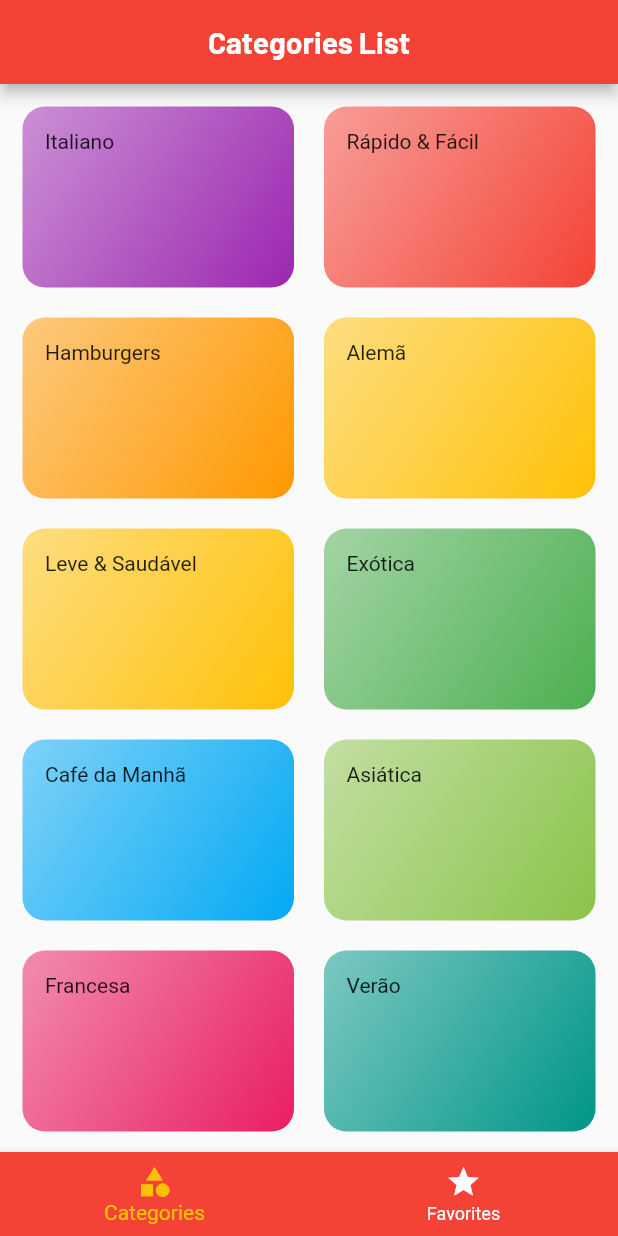
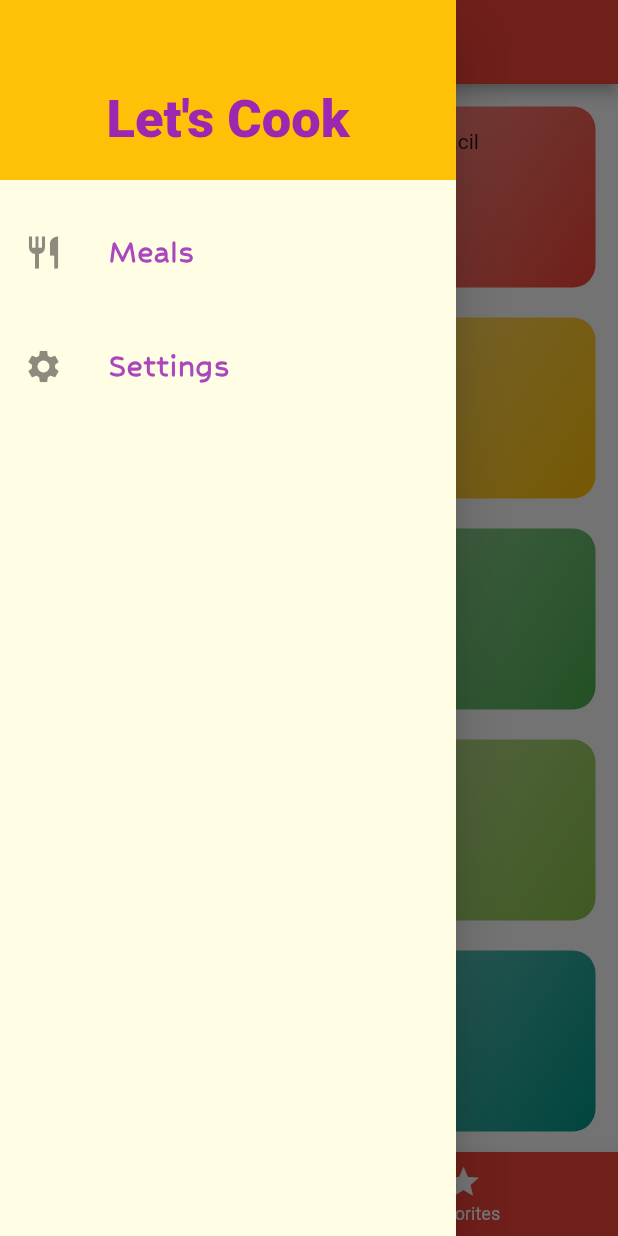
Before and after one commit to cadumeneses/lets_cook, a Flutter app: the screen it shows after launch, with the side drawer open (before the commit the screen has no drawer), on a phone screen of 412 x 824 dp. Run offline on Flutter 3.47's test engine with Material 2 defaults, Android fonts, the phone set to English and light mode, and no system bars.

Commit message:
feat: add drawer and new page seetings

```diff
--- /dev/null
+++ b/lib/components/drawer_item.dart
@@ -0,0 +1,61 @@
+import 'package:flutter/material.dart';
+import 'package:lets_cook/utils/app_routes.dart';
+
+class DrawerItem extends StatelessWidget {
+  const DrawerItem({Key? key}) : super(key: key);
+
+  Widget _createItem(IconData icon, String label, Function() onTap) {
+    return ListTile(
+      leading: Icon(
+        icon,
+        size: 26,
+      ),
+      title: Text(
+        label,
+        style: TextStyle(
+            fontFamily: 'Hubballi',
+            fontSize: 24,
+            fontWeight: FontWeight.bold,
+            color: Colors.purple.shade400),
+      ),
+      onTap: onTap,
+    );
+  }
+
+  @override
+  Widget build(BuildContext context) {
+    return Drawer(
+      child: Column(
+        children: [
+          Container(
+            height: 120,
+            width: double.infinity,
+            padding: const EdgeInsets.all(20),
+            color: Theme.of(context).colorScheme.tertiary,
+            alignment: Alignment.bottomCenter,
+            child: Text(
+              'Let\'s Cook',
+              style: TextStyle(
+                  fontWeight: FontWeight.w900,
+                  fontSize: 35,
+                  color: Theme.of(context).colorScheme.secondary),
+            ),
+          ),
+          const SizedBox(height: 20),
+          _createItem(
+            Icons.restaurant,
+            'Meals',
+            () => Navigator.of(context).pushReplacementNamed(AppRoutes.home),
+          ),
+          const SizedBox(height: 20),
+          _createItem(
+            Icons.settings,
+            'Settings',
+            () =>
+                Navigator.of(context).pushReplacementNamed(AppRoutes.settings),
+          ),
+        ],
+      ),
+    );
+  }
+}
--- a/lib/main.dart
+++ b/lib/main.dart
@@ -1,9 +1,12 @@
 import 'package:flutter/material.dart';
-import 'package:lets_cook/pages/tabs_page.dart';
+
+import 'utils/app_routes.dart';
+
+import 'pages/settings_page.dart';
+import 'pages/tabs_page.dart';
 import 'pages/categories_meals_page.dart';
 import 'pages/categories_page.dart';
 import 'pages/meal_detail_page.dart';
-import 'utils/app_routes.dart';
 
 void main() {
   runApp(const MyApp());
@@ -40,6 +43,7 @@ class MyApp extends StatelessWidget {
         AppRoutes.home: (ctx) => const TabsPage(),
         AppRoutes.categoriesMeals: (ctx) => const CategoriesMealsPage(),
         AppRoutes.mealsDetail: (ctx) => const MealDetailPage(),
+        AppRoutes.settings: (ctx) => const SettingsPage(),
       },
       onUnknownRoute: (settings) {
         return MaterialPageRoute(
--- /dev/null
+++ b/lib/pages/settings_page.dart
@@ -0,0 +1,19 @@
+import 'package:flutter/material.dart';
+import 'package:lets_cook/components/drawer_item.dart';
+
+class SettingsPage extends StatelessWidget {
+  const SettingsPage({Key? key}) : super(key: key);
+
+  @override
+  Widget build(BuildContext context) {
+    return Scaffold(
+      appBar: AppBar(
+        title: const Text('Settings'),
+      ),
+      drawer: const DrawerItem(),
+      body: const Center(
+        child: Text('Settings'),
+      ),
+    );
+  }
+}
--- a/lib/pages/tabs_page.dart
+++ b/lib/pages/tabs_page.dart
@@ -1,4 +1,5 @@
 import 'package:flutter/material.dart';
+import 'package:lets_cook/components/drawer_item.dart';
 import 'categories_page.dart';
 import 'favorite_meal_page.dart';
 
@@ -30,6 +31,7 @@ class _TabsPageState extends State<TabsPage> {
           child: Text(_pages[_selectedIndex]['title'] as String),
         ),
       ),
+      drawer: DrawerItem(),
       body: _pages[_selectedIndex]['page'] as Widget,
       bottomNavigationBar: BottomNavigationBar(
         onTap: _selectPage,
--- a/lib/utils/app_routes.dart
+++ b/lib/utils/app_routes.dart
@@ -2,4 +2,5 @@ class AppRoutes {
   static const home = '/';
   static const categoriesMeals = 'categories-meals';
   static const mealsDetail = '/meal-detail';
+  static const settings = '/settings';
 }
```
